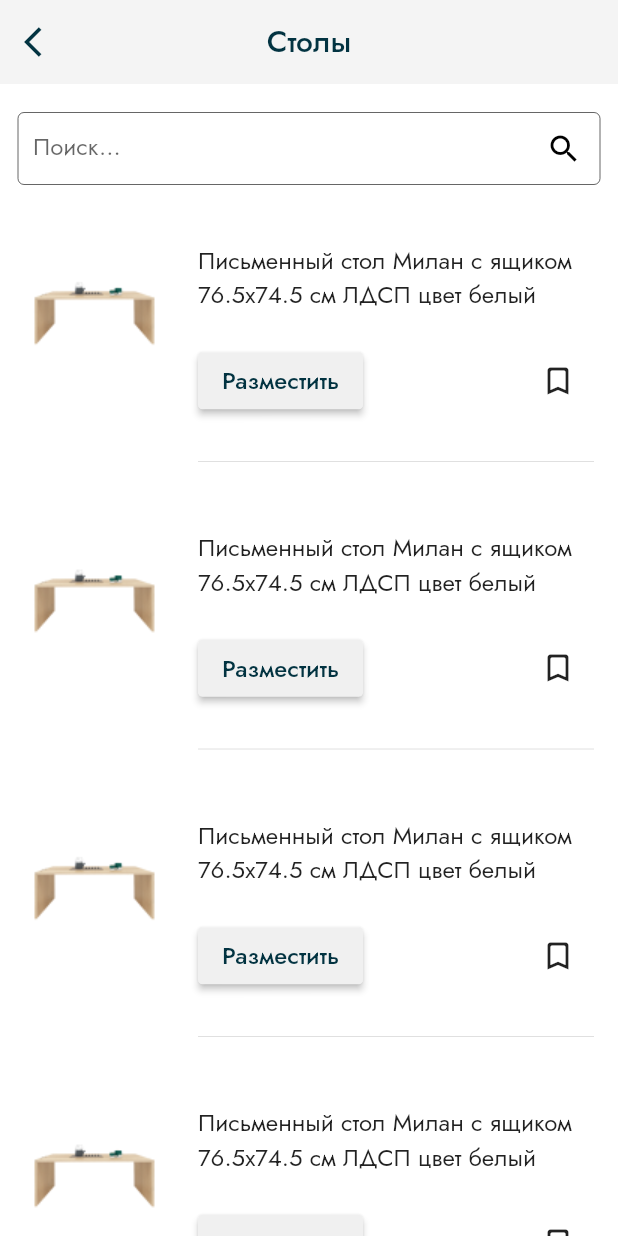
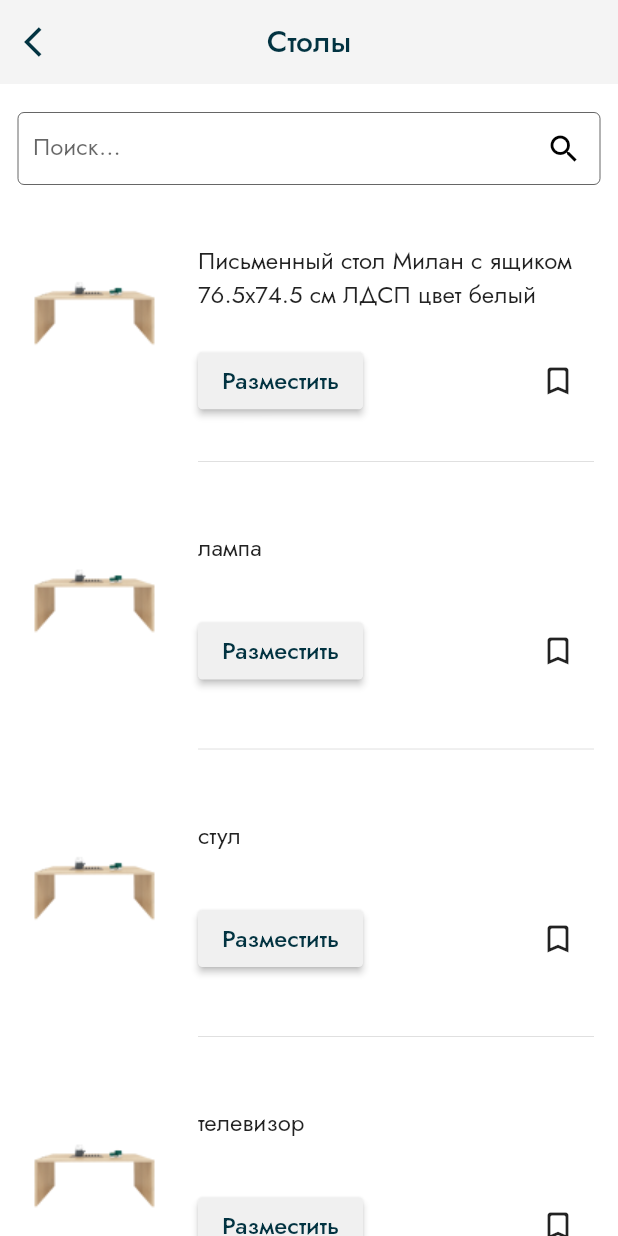
Before and after one commit to Happy2505/nir_app, a Flutter app: the FurnitureListWidget screen opened by its route, on a phone screen of 412 x 824 dp. Run offline on Flutter 3.47's test engine with Material 2 defaults, Android fonts, the phone set to English and light mode, and no system bars; our stand-ins replace smooth_page_indicator; missing offline and left inert: ar_flutter_plugin, flutter_archive; accounts and stored records are empty.

Commit message:
что-то5

```diff
--- a/lib/Models/Models_data.dart
+++ b/lib/Models/Models_data.dart
@@ -24,7 +24,7 @@ class Models {
     ),
     Models(
       name: 'Стол',
-      description:'Письменный стол Милан с ящиком 76.5х74.5 см ЛДСП цвет белый',
+      description:'лампа',
       img:'assets/furniture_img/стол 1.png',
       node: ARNode(
           type: NodeType.fileSystemAppFolderGLB,
@@ -37,12 +37,12 @@ class Models {
     ),
     Models(
       name: 'Стол',
-      description:'Письменный стол Милан с ящиком 76.5х74.5 см ЛДСП цвет белый',
+      description:'стул',
       img:'assets/furniture_img/стол 1.png',
       node: ARNode(
           type: NodeType.fileSystemAppFolderGLB,
           uri:
-          "models/лампа.glb",
+          "models/стул.glb",
           // "Chicken_01/shkav.glb",
           scale: Vector3(1, 1, 1),
           position: Vector3(0.0, 0.0, 0.0),
@@ -50,12 +50,12 @@ class Models {
     ),
     Models(
       name: 'Стол',
-      description:'Письменный стол Милан с ящиком 76.5х74.5 см ЛДСП цвет белый',
+      description:'телевизор',
       img:'assets/furniture_img/стол 1.png',
       node: ARNode(
           type: NodeType.fileSystemAppFolderGLB,
           uri:
-          "models/лампа.glb",
+          "models/Телевизор.glb",
           // "Chicken_01/shkav.glb",
           scale: Vector3(1, 1, 1),
           position: Vector3(0.0, 0.0, 0.0),
@@ -63,12 +63,12 @@ class Models {
     ),
     Models(
       name: 'Стол',
-      description:'Письменный стол Милан с ящиком 76.5х74.5 см ЛДСП цвет белый',
+      description:'холодильник',
       img:'assets/furniture_img/стол 1.png',
       node: ARNode(
           type: NodeType.fileSystemAppFolderGLB,
           uri:
-          "models/лампа.glb",
+          "models/холодильник.glb",
           // "Chicken_01/shkav.glb",
           scale: Vector3(1, 1, 1),
           position: Vector3(0.0, 0.0, 0.0),
@@ -76,12 +76,12 @@ class Models {
     ),
     Models(
       name: 'Стол',
-      description:'Письменный стол Милан с ящиком 76.5х74.5 см ЛДСП цвет белый',
+      description:'комод',
       img:'assets/furniture_img/стол 1.png',
       node: ARNode(
           type: NodeType.fileSystemAppFolderGLB,
           uri:
-          "models/лампа.glb",
+          "models/Комод.glb",
           // "Chicken_01/shkav.glb",
           scale: Vector3(1, 1, 1),
           position: Vector3(0.0, 0.0, 0.0),
@@ -89,42 +89,17 @@ class Models {
     ),
     Models(
       name: 'Стол',
-      description:'Письменный стол Милан с ящиком 76.5х74.5 см ЛДСП цвет белый',
+      description:'кровать',
       img:'assets/furniture_img/стол 1.png',
       node: ARNode(
           type: NodeType.fileSystemAppFolderGLB,
           uri:
-          "models/лампа.glb",
+          "models/кровать1.glb",
           // "Chicken_01/shkav.glb",
           scale: Vector3(1, 1, 1),
           position: Vector3(0.0, 0.0, 0.0),
           rotation: Vector4(1.0, 0.0, 0.0, 0.0)),
     ),
-    Models(
-      name: 'Стол',
-      description:'Письменный стол Милан с ящиком 76.5х74.5 см ЛДСП цвет белый',
-      img:'assets/furniture_img/стол 1.png',
-      node: ARNode(
-          type: NodeType.fileSystemAppFolderGLB,
-          uri:
-          "models/лампа.glb",
-          // "Chicken_01/shkav.glb",
-          scale: Vector3(1, 1, 1),
-          position: Vector3(0.0, 0.0, 0.0),
-          rotation: Vector4(1.0, 0.0, 0.0, 0.0)),
-    ),
-    Models(
-      name: 'Стол',
-      description:'Письменный стол Милан с ящиком 76.5х74.5 см ЛДСП цвет белый',
-      img:'assets/furniture_img/стол 1.png',
-      node: ARNode(
-          type: NodeType.fileSystemAppFolderGLB,
-          uri:
-          "models/лампа.glb",
-          // "Chicken_01/shkav.glb",
-          scale: Vector3(1, 1, 1),
-          position: Vector3(0.0, 0.0, 0.0),
-          rotation: Vector4(1.0, 0.0, 0.0, 0.0)),
-    ),
+
   ];
 }
--- /dev/null
+++ b/lib/ar_screen/ar_screen_model.dart
@@ -0,0 +1,8 @@
+import 'package:flutter/material.dart';
+
+class ARScreenModel extends ChangeNotifier{
+  ARScreenModel(int index){
+    indexx = index;
+  }
+  int indexx = 0;
+}
--- a/lib/catalog_furniture_screen/catalog_furniture.dart
+++ b/lib/catalog_furniture_screen/catalog_furniture.dart
@@ -45,7 +45,7 @@ class CatalogFurniture extends StatelessWidget {
                         return InkWell(
                           onTap: (){
                             Navigator.push(context, MaterialPageRoute(
-                                builder: (_) => const FurnitureListWidget()),
+                                builder: (_) => FurnitureListWidget()),
                             );
                           },
                           child: Container(
--- a/lib/furniture_list_screen/furniture_list_widget.dart
+++ b/lib/furniture_list_screen/furniture_list_widget.dart
@@ -1,10 +1,13 @@
 import 'package:flutter/material.dart';
 import 'package:nir_app/Models/Models_data.dart';
 import 'package:nir_app/Theme/app_color.dart';
+import 'package:nir_app/ar_screen/ar_screen_model.dart';
 import 'package:nir_app/ar_screen/ar_screen_widget.dart';
+import 'package:nir_app/factoryes/screen_factory.dart';
 
 class FurnitureListWidget extends StatelessWidget {
-  const FurnitureListWidget({Key? key}) : super(key: key);
+  FurnitureListWidget({Key? key}) : super(key: key);
+  final _screenFactory = ScreenFactory();
 
   @override
   Widget build(BuildContext context) {
@@ -81,7 +84,7 @@ class FurnitureListWidget extends StatelessWidget {
                                       ElevatedButton(
                                         onPressed: () {
                                           Navigator.push(context, MaterialPageRoute(
-                                              builder: (_) => ARScreenidget(index: index)),
+                                              builder: (_) => _screenFactory.ARScreen(index)),
                                           );
                                         },
                                         style: ButtonStyle(
--- a/lib/main.dart
+++ b/lib/main.dart
@@ -23,8 +23,8 @@ class MyApp extends StatelessWidget {
         '/welcome': (context) => const WelcomeScreenWidget(),
         '/home': (context) => const HomePage(),
         '/catalog': (context) => const CatalogFurniture(),
-        '/catalog/furnitureList': (context) => const FurnitureListWidget(),
-        // '/catalog/furnitureList/arFurniture': (context) => ARScreenidget(),
+        '/catalog/furnitureList': (context) => FurnitureListWidget(),
+        '/catalog/furnitureList/arFurniture': (context) => ARScreenidget(),
       },
       theme: ThemeData(
         fontFamily: 'Jost',
--- a/lib/welcome_screen/welcome_screen_widget.dart
+++ b/lib/welcome_screen/welcome_screen_widget.dart
@@ -84,7 +84,7 @@ class WelcomeScreenWidget extends StatelessWidget {
                 const SizedBox(width: 20),
                 ElevatedButton(
                     onPressed: () {
-                      Navigator.pushNamed(context, '/home');
+                      Navigator.pushReplacementNamed(context, '/home');
                     },
                     style: ButtonStyle(
                         shape:
```
Also changed, not shown: lib/ar_screen/ar_screen_widget.dart (+7 -5 lines), lib/factoryes/screen_factory.dart (added, +14 -0 lines).
